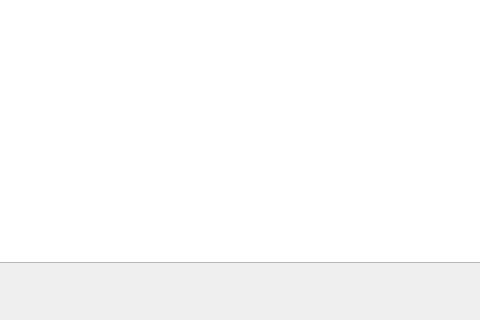
Old version of the form PlayingField/playingfield.ui in the repository vo-gulyaeva/PlaneGame; both pictures show x 273 to 753 and y 580 to 900 of the 987 by 900 pixel window.
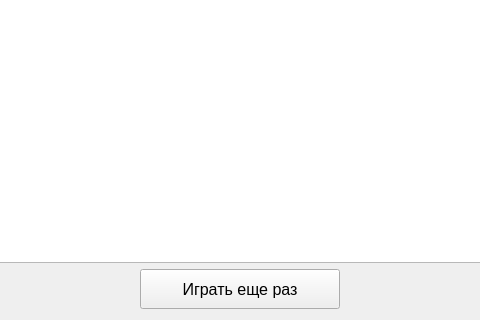
New version of the form.

Diff of the .ui file:
```diff
--- a/PlayingField/playingfield.ui
+++ b/PlayingField/playingfield.ui
@@ -20,6 +20,30 @@
    <string>Игровое поле</string>
   </property>
   <layout class="QGridLayout" name="gridLayout">
+   <item row="3" column="3">
+    <widget class="QPushButton" name="phbToStart">
+     <property name="minimumSize">
+      <size>
+       <width>140</width>
+       <height>40</height>
+      </size>
+     </property>
+     <property name="maximumSize">
+      <size>
+       <width>200</width>
+       <height>16777215</height>
+      </size>
+     </property>
+     <property name="font">
+      <font>
+       <pointsize>12</pointsize>
+      </font>
+     </property>
+     <property name="text">
+      <string>Играть еще раз</string>
+     </property>
+    </widget>
+   </item>
    <item row="0" column="1">
     <widget class="QSpinBox" name="spinScore">
      <property name="minimumSize">
@@ -73,7 +97,7 @@
      </property>
     </widget>
    </item>
-   <item row="0" column="2">
+   <item row="0" column="3">
     <spacer name="horizontalSpacer">
      <property name="orientation">
       <enum>Qt::Horizontal</enum>
@@ -86,25 +110,7 @@
      </property>
     </spacer>
    </item>
-   <item row="3" column="0" colspan="2">
-    <widget class="QPushButton" name="phbToMenu">
-     <property name="minimumSize">
-      <size>
-       <width>140</width>
-       <height>40</height>
-      </size>
-     </property>
-     <property name="font">
-      <font>
-       <pointsize>12</pointsize>
-      </font>
-     </property>
-     <property name="text">
-      <string>&lt;- Главное меню</string>
-     </property>
-    </widget>
-   </item>
-   <item row="0" column="3">
+   <item row="0" column="4">
     <widget class="QLabel" name="labelLife">
      <property name="font">
       <font>
@@ -116,7 +122,7 @@
      </property>
     </widget>
    </item>
-   <item row="0" column="4">
+   <item row="0" column="5">
     <widget class="QSpinBox" name="spinLife">
      <property name="minimumSize">
       <size>
@@ -157,7 +163,25 @@
      </property>
     </widget>
    </item>
-   <item row="2" column="0" colspan="5">
+   <item row="3" column="0" colspan="2">
+    <widget class="QPushButton" name="phbToMenu">
+     <property name="minimumSize">
+      <size>
+       <width>140</width>
+       <height>40</height>
+      </size>
+     </property>
+     <property name="font">
+      <font>
+       <pointsize>12</pointsize>
+      </font>
+     </property>
+     <property name="text">
+      <string>&lt;- Главное меню</string>
+     </property>
+    </widget>
+   </item>
+   <item row="2" column="0" colspan="6">
     <widget class="QGraphicsView" name="graphicsView">
      <property name="font">
       <font>
@@ -166,6 +190,22 @@
      </property>
     </widget>
    </item>
+   <item row="3" column="2">
+    <spacer name="horizontalSpacer_2">
+     <property name="orientation">
+      <enum>Qt::Horizontal</enum>
+     </property>
+     <property name="sizeType">
+      <enum>QSizePolicy::Maximum</enum>
+     </property>
+     <property name="sizeHint" stdset="0">
+      <size>
+       <width>250</width>
+       <height>20</height>
+      </size>
+     </property>
+    </spacer>
+   </item>
   </layout>
  </widget>
  <resources/>
```
